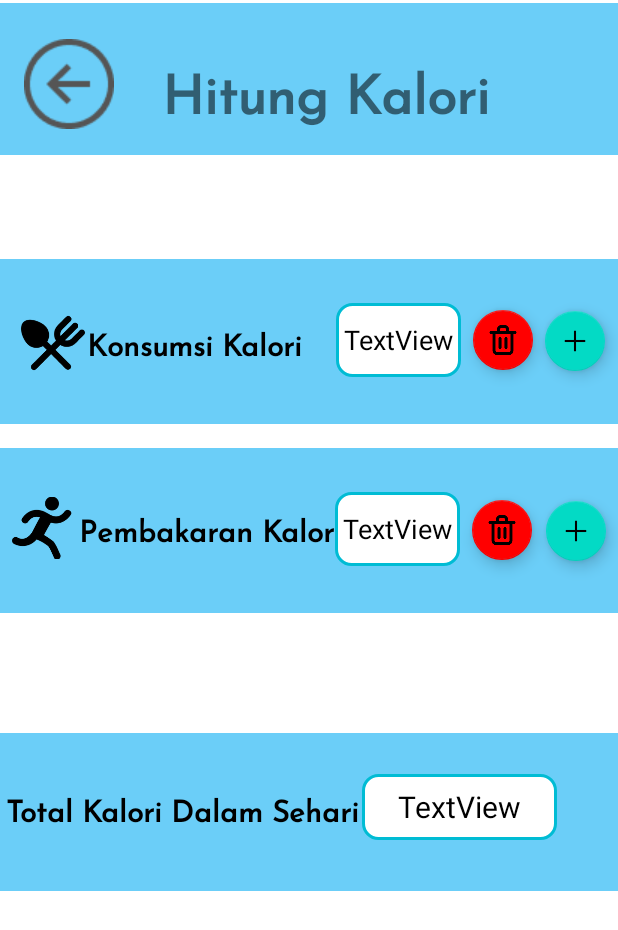
After one commit to AirelJA/CalorieTracker, an Android app: the layout layout_hitungcalori.xml on its own in the app's theme, with its tools: preview values and no code run, on a phone screen of 412 x 824 dp. The commit adds this screen. Shown: the top 930 px of the screen. Run offline under Robolectric (Android 15) with nearby library versions, the phone set to English and light mode, and no system bars.

Commit message:
add layout hitungCal dan rapikan constraint

```diff
--- a/app/src/main/java/com/example/calorietrackerbeta/bmiKalkulator.java
+++ b/app/src/main/java/com/example/calorietrackerbeta/bmiKalkulator.java
@@ -5,6 +5,7 @@ import android.os.Bundle;
 import android.view.View;
 import android.widget.Button;
 import android.widget.EditText;
+import android.widget.ImageButton;
 
 import androidx.appcompat.app.AppCompatActivity;
 
@@ -19,6 +20,7 @@ public class bmiKalkulator extends AppCompatActivity {
         EditText editTextWeight = findViewById(R.id.Weight);
         EditText editTextHeight = findViewById(R.id.Height);
         Button btnBMI = findViewById(R.id.btnHitung);
+        ImageButton btnBack = findViewById(R.id.backbtn);
 
         btnBMI.setOnClickListener(new View.OnClickListener() {
             @Override
@@ -32,5 +34,13 @@ public class bmiKalkulator extends AppCompatActivity {
                 startActivity(intent);
             }
         });
+
+        btnBack.setOnClickListener(new View.OnClickListener() {
+            @Override
+            public void onClick(View view) {
+                Intent intent = new Intent(bmiKalkulator.this, dashboardActivity.class);
+                startActivity(intent);
+            }
+        });
     }
 }
--- a/app/src/main/java/com/example/calorietrackerbeta/hasilBMI.java
+++ b/app/src/main/java/com/example/calorietrackerbeta/hasilBMI.java
@@ -3,6 +3,7 @@ package com.example.calorietrackerbeta;
 import android.content.Intent;
 import android.os.Bundle;
 import android.view.View;
+import android.widget.Button;
 import android.widget.ImageButton;
 import android.widget.TextView;
 
@@ -19,8 +20,17 @@ public class hasilBMI extends AppCompatActivity {
         TextView hasilStatus = findViewById(R.id.textResult);
         TextView hasilRekomen = findViewById(R.id.bmiHasilRec);
         ImageButton btnBack = findViewById(R.id.btnBackBMIHasil);
+        Button btnUlang = findViewById(R.id.btnHitungUlang);
 
         btnBack.setOnClickListener(new View.OnClickListener() {
+            @Override
+            public void onClick(View view) {
+                Intent intent = new Intent(hasilBMI.this, bmiKalkulator.class);
+                startActivity(intent);
+            }
+        });
+
+        btnUlang.setOnClickListener(new View.OnClickListener() {
             @Override
             public void onClick(View view) {
                 Intent intent = new Intent(hasilBMI.this, bmiKalkulator.class);
@@ -37,7 +47,7 @@ public class hasilBMI extends AppCompatActivity {
 
         if (bmi <= 18.4) {
             hasilStatus.setText("Underweight");
-            hasilStatus.setTextColor(getResources().getColor(R.color.yellow));
+            hasilStatus.setTextColor(getResources().getColor(R.color.cyan));
             TextRekomen = "Healthy tips to gain weight: Eat nutrient-dense foods, increase calorie intake, and include protein-rich meals in your diet.";
         } else if (bmi <= 25) {
             hasilStatus.setText("Normal");
--- a/app/src/main/java/com/example/calorietrackerbeta/hitungCal.java
+++ b/app/src/main/java/com/example/calorietrackerbeta/hitungCal.java
@@ -1,4 +1,30 @@
 package com.example.calorietrackerbeta;
 
-public class hitungCal {
+import android.annotation.SuppressLint;
+import android.content.Intent;
+import android.os.Bundle;
+import android.view.View;
+import android.widget.ImageButton;
+
+import androidx.appcompat.app.AppCompatActivity;
+
+import com.example.calorietrackerbeta.R.id;
+
+public class hitungCal extends AppCompatActivity {
+
+    @Override
+    protected void onCreate(Bundle savedInstanceState) {
+        super.onCreate(savedInstanceState);
+        setContentView(R.layout.layout_hitungcalori);
+
+        ImageButton btnBack = findViewById(R.id.btnBackHitungKal);
+
+        btnBack.setOnClickListener(new View.OnClickListener() {
+            @Override
+            public void onClick(View view) {
+                Intent intent = new Intent(hitungCal.this, dashboardActivity.class);
+                startActivity(intent);
+            }
+        });
+    }
 }
--- a/app/src/main/java/com/example/calorietrackerbeta/homeworkout.java
+++ b/app/src/main/java/com/example/calorietrackerbeta/homeworkout.java
@@ -20,7 +20,7 @@ public class homeworkout extends AppCompatActivity {
         super.onCreate(savedInstanceState);
         setContentView(R.layout.layout_homeworkout);
 
-        btnBack = findViewById(R.id.backBtnWorkout);
+        btnBack = findViewById(R.id.btnBackHitungKal);
         btnHWOBurpess = findViewById(R.id.btnHWBurpees);
         btnHWOMtclimb = findViewById(R.id.btnHWMtClimb);
         btnHWOPushup = findViewById(R.id.btnHWPushup);
--- a/app/src/main/java/com/example/calorietrackerbeta/workoutActivityBurpees.java
+++ b/app/src/main/java/com/example/calorietrackerbeta/workoutActivityBurpees.java
@@ -1,6 +1,9 @@
 package com.example.calorietrackerbeta;
 
+import android.content.Intent;
 import android.os.Bundle;
+import android.view.View;
+import android.widget.ImageButton;
 
 import androidx.appcompat.app.AppCompatActivity;
 
@@ -10,5 +13,15 @@ public class workoutActivityBurpees extends AppCompatActivity {
     protected void onCreate(Bundle savedInstanceState) {
         super.onCreate(savedInstanceState);
         setContentView(R.layout.layout_hoburpees);
+
+        ImageButton btnBack = findViewById(R.id.backBtnBurpees);
+
+        btnBack.setOnClickListener(new View.OnClickListener() {
+            @Override
+            public void onClick(View view) {
+                Intent intent = new Intent(workoutActivityBurpees.this, homeworkout.class);
+                startActivity(intent);
+            }
+        });
     }
 }
--- a/app/src/main/java/com/example/calorietrackerbeta/workoutActivityMTClimb.java
+++ b/app/src/main/java/com/example/calorietrackerbeta/workoutActivityMTClimb.java
@@ -1,6 +1,9 @@
 package com.example.calorietrackerbeta;
 
+import android.content.Intent;
 import android.os.Bundle;
+import android.view.View;
+import android.widget.ImageButton;
 
 import androidx.appcompat.app.AppCompatActivity;
 
@@ -10,5 +13,15 @@ public class workoutActivityMTClimb extends AppCompatActivity {
     protected void onCreate(Bundle savedInstanceState) {
         super.onCreate(savedInstanceState);
         setContentView(R.layout.layout_homtclimb);
+
+        ImageButton btnBack = findViewById(R.id.backBtnMtClimb);
+
+        btnBack.setOnClickListener(new View.OnClickListener() {
+            @Override
+            public void onClick(View view) {
+                Intent intent = new Intent(workoutActivityMTClimb.this, homeworkout.class);
+                startActivity(intent);
+            }
+        });
     }
 }
--- a/app/src/main/java/com/example/calorietrackerbeta/workoutActivityPushup.java
+++ b/app/src/main/java/com/example/calorietrackerbeta/workoutActivityPushup.java
@@ -1,6 +1,9 @@
 package com.example.calorietrackerbeta;
 
+import android.content.Intent;
 import android.os.Bundle;
+import android.view.View;
+import android.widget.ImageButton;
 
 import androidx.appcompat.app.AppCompatActivity;
 
@@ -10,5 +13,18 @@ public class workoutActivityPushup extends AppCompatActivity {
     protected void onCreate(Bundle savedInstanceState) {
         super.onCreate(savedInstanceState);
         setContentView(R.layout.layout_hopushup);
+
+        ImageButton btnBack = findViewById(R.id.backBtnPushup);
+
+        btnBack.setOnClickListener(new View.OnClickListener() {
+            @Override
+            public void onClick(View view) {
+                Intent intent = new Intent(workoutActivityPushup.this, homeworkout.class);
+                startActivity(intent);
+            }
+        });
+
     }
+
+
 }
--- a/app/src/main/java/com/example/calorietrackerbeta/workoutActivitySitup.java
+++ b/app/src/main/java/com/example/calorietrackerbeta/workoutActivitySitup.java
@@ -1,6 +1,10 @@
 package com.example.calorietrackerbeta;
 
+import android.content.Intent;
 import android.os.Bundle;
+import android.view.View;
+import android.widget.Button;
+import android.widget.ImageButton;
 
 import androidx.appcompat.app.AppCompatActivity;
 
@@ -10,5 +14,15 @@ public class workoutActivitySitup extends AppCompatActivity {
     protected void onCreate(Bundle savedInstanceState) {
         super.onCreate(savedInstanceState);
         setContentView(R.layout.layout_hositup);
+
+        ImageButton btnBack = findViewById(R.id.backBtnSitup);
+
+        btnBack.setOnClickListener(new View.OnClickListener() {
+            @Override
+            public void onClick(View view) {
+                Intent intent = new Intent(workoutActivitySitup.this, homeworkout.class);
+                startActivity(intent);
+            }
+        });
     }
 }
--- a/app/src/main/res/drawable/button.xml
+++ b/app/src/main/res/drawable/button.xml
@@ -4,7 +4,7 @@
 
     <!-- View background color -->
     <solid
-        android:color="#6BCEF8" >
+        android:color="@color/light_blue" >
     </solid>
 
     <!-- View border color and width -->
--- a/app/src/main/res/layout/layout_bmical_hasil.xml
+++ b/app/src/main/res/layout/layout_bmical_hasil.xml
@@ -99,7 +99,7 @@
         app:layout_constraintTop_toBottomOf="@+id/imageView7" />
 
     <Button
-        android:id="@+id/button6"
+        android:id="@+id/btnHitungUlang"
         android:layout_width="272dp"
         android:layout_height="71dp"
         android:layout_marginStart="69dp"
--- a/app/src/main/res/layout/layout_dashboard.xml
+++ b/app/src/main/res/layout/layout_dashboard.xml
@@ -16,10 +16,12 @@
         android:layout_width="358dp"
         android:layout_height="48dp"
         android:layout_marginStart="26dp"
+        android:layout_marginEnd="27dp"
         android:layout_marginBottom="19dp"
         android:background="@drawable/button"
         android:text="Hitung Kalori"
         app:layout_constraintBottom_toTopOf="@+id/buttonWorkoutMenuImg"
+        app:layout_constraintEnd_toEndOf="parent"
         app:layout_constraintStart_toStartOf="parent" />
 
     <ImageView
@@ -54,11 +56,13 @@
         android:id="@+id/buttonHWOMenu"
         android:layout_width="358dp"
         android:layout_height="48dp"
-        android:layout_marginStart="24dp"
+        android:layout_marginStart="26dp"
+        android:layout_marginEnd="27dp"
         android:layout_marginBottom="24dp"
         android:background="@drawable/button"
         android:text="Home Workout"
         app:layout_constraintBottom_toTopOf="@+id/buttonBMIMenuImg"
+        app:layout_constraintEnd_toEndOf="parent"
         app:layout_constraintStart_toStartOf="parent" />
 
     <androidx.constraintlayout.widget.Group
--- /dev/null
+++ b/app/src/main/res/layout/layout_hitungcalori.xml
@@ -0,0 +1,282 @@
+<?xml version="1.0" encoding="utf-8"?>
+<ScrollView xmlns:android="http://schemas.android.com/apk/res/android"
+    xmlns:app="http://schemas.android.com/apk/res-auto"
+    xmlns:tools="http://schemas.android.com/tools"
+    android:layout_width="match_parent"
+    android:layout_height="match_parent"
+    tools:layout_editor_absoluteX="1dp"
+    tools:layout_editor_absoluteY="106dp">
+
+    <androidx.constraintlayout.widget.ConstraintLayout
+
+        android:layout_width="match_parent"
+        android:layout_height="match_parent">
+
+        <ImageView
+            android:id="@+id/imageView25"
+            android:layout_width="450dp"
+            android:layout_height="105dp"
+            android:layout_marginTop="80dp"
+            app:layout_constraintEnd_toEndOf="parent"
+            app:layout_constraintHorizontal_bias="0.512"
+            app:layout_constraintStart_toStartOf="parent"
+            app:layout_constraintTop_toBottomOf="@+id/imageView15"
+            app:srcCompat="@drawable/rectangle6" />
+
+        <TextView
+            android:id="@+id/bmiHasilText7"
+            android:layout_width="130dp"
+            android:layout_height="44dp"
+            android:layout_marginStart="261dp"
+            android:layout_marginTop="27dp"
+            android:layout_marginEnd="60dp"
+            android:layout_marginBottom="34dp"
+            android:background="@drawable/border"
+            android:gravity="center"
+            android:text="TextView"
+            android:textAlignment="center"
+            android:textColor="#000000"
+            android:textSize="20sp"
+            app:layout_constraintBottom_toBottomOf="@+id/imageView25"
+            app:layout_constraintEnd_toEndOf="@+id/imageView25"
+            app:layout_constraintStart_toStartOf="@+id/imageView25"
+            app:layout_constraintTop_toTopOf="@+id/imageView25" />
+
+        <TextView
+            android:id="@+id/textView15"
+            android:layout_width="wrap_content"
+            android:layout_height="wrap_content"
+            android:layout_marginStart="39dp"
+            android:layout_marginTop="38dp"
+            android:layout_marginEnd="18dp"
+            android:layout_marginBottom="42dp"
+            android:fontFamily="@font/josefin_sans"
+            android:text="Total Kalori Dalam Sehari"
+            android:textColor="#000000"
+            android:textSize="20sp"
+            android:textStyle="bold"
+            app:layout_constraintBottom_toBottomOf="@+id/imageView25"
+            app:layout_constraintEnd_toStartOf="@+id/bmiHasilText7"
+            app:layout_constraintStart_toStartOf="@+id/imageView25"
+            app:layout_constraintTop_toTopOf="@+id/imageView25" />
+
+        <ImageView
+            android:id="@+id/imageView20"
+            android:layout_width="453dp"
+            android:layout_height="110dp"
+            android:layout_marginTop="67dp"
+            app:layout_constraintEnd_toEndOf="parent"
+            app:layout_constraintStart_toStartOf="parent"
+            app:layout_constraintTop_toBottomOf="@+id/imageView8"
+            app:srcCompat="@drawable/rectangle6" />
+
+        <com.google.android.material.floatingactionbutton.FloatingActionButton
+            android:id="@+id/addKalori"
+            android:layout_width="wrap_content"
+            android:layout_height="wrap_content"
+            android:layout_marginStart="380dp"
+            android:layout_marginTop="31dp"
+            android:layout_marginEnd="25dp"
+            android:layout_marginBottom="32dp"
+            android:clickable="true"
+            app:fabSize="mini"
+            app:layout_constraintBottom_toBottomOf="@+id/imageView20"
+            app:layout_constraintEnd_toEndOf="@+id/imageView20"
+            app:layout_constraintStart_toStartOf="@+id/imageView20"
+            app:layout_constraintTop_toTopOf="@+id/imageView20"
+            app:srcCompat="@drawable/addbtn" />
+
+        <com.google.android.material.floatingactionbutton.FloatingActionButton
+            android:id="@+id/deleteKalori"
+            android:layout_width="wrap_content"
+            android:layout_height="wrap_content"
+            android:layout_marginStart="332dp"
+            android:layout_marginTop="30dp"
+            android:layout_marginBottom="32dp"
+            android:clickable="true"
+            app:backgroundTint="#FF0000"
+            app:fabSize="mini"
+            app:layout_constraintBottom_toBottomOf="@+id/imageView20"
+            app:layout_constraintEnd_toStartOf="@+id/addKalori"
+            app:layout_constraintStart_toStartOf="@+id/imageView20"
+            app:layout_constraintTop_toTopOf="@+id/imageView20"
+            app:srcCompat="@drawable/trash" />
+
+        <ImageView
+            android:id="@+id/imageView21"
+            android:layout_width="44dp"
+            android:layout_height="44dp"
+            android:layout_marginStart="34dp"
+            android:layout_marginTop="34dp"
+            android:layout_marginBottom="32dp"
+            app:layout_constraintBottom_toBottomOf="@+id/imageView20"
+            app:layout_constraintStart_toStartOf="@+id/imageView20"
+            app:layout_constraintTop_toTopOf="@+id/imageView20"
+            app:srcCompat="@drawable/spoon" />
+
+        <TextView
+            android:id="@+id/bmiHasilText8"
+            android:layout_width="83dp"
+            android:layout_height="49dp"
+            android:layout_marginTop="29dp"
+            android:layout_marginEnd="4dp"
+            android:layout_marginBottom="32dp"
+            android:background="@drawable/border"
+            android:gravity="center"
+            android:text="TextView"
+            android:textAlignment="center"
+            android:textColor="#000000"
+            android:textSize="18sp"
+            app:layout_constraintBottom_toBottomOf="@+id/imageView20"
+            app:layout_constraintEnd_toStartOf="@+id/deleteKalori"
+            app:layout_constraintTop_toTopOf="@+id/imageView20" />
+
+        <TextView
+            android:id="@+id/textView10"
+            android:layout_width="wrap_content"
+            android:layout_height="wrap_content"
+            android:layout_marginStart="54dp"
+            android:layout_marginTop="44dp"
+            android:layout_marginEnd="32dp"
+            android:layout_marginBottom="42dp"
+            android:fontFamily="@font/josefin_sans"
+            android:text="Konsumsi Kalori"
+            android:textColor="#000000"
+            android:textSize="20sp"
+            android:textStyle="bold"
+            app:layout_constraintBottom_toBottomOf="@+id/imageView20"
+            app:layout_constraintEnd_toStartOf="@+id/bmiHasilText8"
+            app:layout_constraintStart_toStartOf="@+id/imageView21"
+            app:layout_constraintTop_toTopOf="@+id/imageView20" />
+
+        <ImageView
+            android:id="@+id/imageView8"
+            android:layout_width="wrap_content"
+            android:layout_height="wrap_content"
+            android:contentDescription="blok"
+            app:layout_constraintStart_toStartOf="parent"
+            app:layout_constraintTop_toTopOf="parent"
+            app:srcCompat="@drawable/rectangle6" />
+
+        <TextView
+            android:id="@+id/homeWorkout"
+            android:layout_width="wrap_content"
+            android:layout_height="wrap_content"
+            android:layout_marginStart="108dp"
+            android:layout_marginTop="36dp"
+            android:fontFamily="@font/josefin_sans"
+            android:text="Hitung Kalori"
+            android:textSize="36sp"
+            android:textStyle="bold"
+            app:layout_constraintStart_toStartOf="parent"
+            app:layout_constraintTop_toTopOf="parent" />
+
+        <ImageButton
+            android:id="@+id/btnBackHitungKal"
+            android:layout_width="wrap_content"
+            android:layout_height="wrap_content"
+            android:layout_marginStart="4dp"
+            android:layout_marginTop="16dp"
+            android:backgroundTint="#00FFFFFF"
+            android:contentDescription="backbtn"
+            app:layout_constraintStart_toStartOf="parent"
+            app:layout_constraintTop_toTopOf="parent"
+            app:srcCompat="@drawable/vectorbtn" />
+
+        <ImageView
+            android:id="@+id/imageView15"
+            android:layout_width="453dp"
+            android:layout_height="110dp"
+            android:layout_marginTop="16dp"
+            app:layout_constraintEnd_toEndOf="parent"
+            app:layout_constraintHorizontal_bias="0.512"
+            app:layout_constraintStart_toStartOf="parent"
+            app:layout_constraintTop_toBottomOf="@+id/imageView20"
+            app:srcCompat="@drawable/rectangle6" />
+
+        <com.google.android.material.floatingactionbutton.FloatingActionButton
+            android:id="@+id/deleteWorkout"
+            android:layout_width="wrap_content"
+            android:layout_height="wrap_content"
+            android:layout_marginStart="330dp"
+            android:layout_marginTop="28dp"
+            android:layout_marginEnd="73dp"
+            android:layout_marginBottom="29dp"
+            android:clickable="true"
+            app:backgroundTint="#FF0000"
+            app:fabSize="mini"
+            app:layout_constraintBottom_toBottomOf="@+id/imageView15"
+            app:layout_constraintEnd_toEndOf="@+id/imageView15"
+            app:layout_constraintStart_toStartOf="@+id/imageView15"
+            app:layout_constraintTop_toTopOf="@+id/imageView15"
+            app:srcCompat="@drawable/trash" />
+
+        <com.google.android.material.floatingactionbutton.FloatingActionButton
+            android:id="@+id/addWorkout"
+            android:layout_width="wrap_content"
+            android:layout_height="wrap_content"
+            android:layout_marginStart="49dp"
+            android:layout_marginTop="29dp"
+            android:layout_marginEnd="25dp"
+            android:layout_marginBottom="29dp"
+            android:clickable="true"
+            app:fabSize="mini"
+            app:layout_constraintBottom_toBottomOf="@+id/imageView15"
+            app:layout_constraintEnd_toEndOf="@+id/imageView15"
+            app:layout_constraintStart_toStartOf="@+id/deleteWorkout"
+            app:layout_constraintTop_toTopOf="@+id/imageView15"
+            app:srcCompat="@drawable/addbtn" />
+
+        <ImageView
+            android:id="@+id/imageView18"
+            android:layout_width="41dp"
+            android:layout_height="43dp"
+            android:layout_marginStart="35dp"
+            android:layout_marginTop="29dp"
+            android:layout_marginEnd="11dp"
+            android:layout_marginBottom="33dp"
+            app:layout_constraintBottom_toBottomOf="@+id/imageView15"
+            app:layout_constraintEnd_toStartOf="@+id/textView7"
+            app:layout_constraintStart_toStartOf="@+id/imageView15"
+            app:layout_constraintTop_toTopOf="@+id/imageView15"
+            app:srcCompat="@drawable/excercise" />
+
+        <TextView
+            android:id="@+id/textView7"
+            android:layout_width="wrap_content"
+            android:layout_height="wrap_content"
+            android:layout_marginStart="86dp"
+            android:layout_marginTop="39dp"
+            android:layout_marginEnd="7dp"
+            android:layout_marginBottom="41dp"
+            android:fontFamily="@font/josefin_sans"
+            android:text="Pembakaran Kalori"
+            android:textColor="#000000"
+            android:textSize="20sp"
+            android:textStyle="bold"
+            app:layout_constraintBottom_toBottomOf="@+id/imageView15"
+            app:layout_constraintEnd_toStartOf="@+id/bmiHasilText2"
+            app:layout_constraintStart_toStartOf="@+id/imageView15"
+            app:layout_constraintTop_toTopOf="@+id/imageView15" />
+
+        <TextView
+            android:id="@+id/bmiHasilText2"
+            android:layout_width="83dp"
+            android:layout_height="49dp"
+            android:layout_marginTop="27dp"
+            android:layout_marginEnd="4dp"
+            android:layout_marginBottom="29dp"
+            android:background="@drawable/border"
+            android:gravity="center"
+            android:text="TextView"
+            android:textAlignment="center"
+            android:textColor="#000000"
+            android:textSize="18sp"
+            app:layout_constraintBottom_toBottomOf="@+id/imageView15"
+            app:layout_constraintEnd_toStartOf="@+id/deleteWorkout"
+            app:layout_constraintTop_toTopOf="@+id/imageView15" />
+
+    </androidx.constraintlayout.widget.ConstraintLayout>
+
+
+</ScrollView>
--- a/app/src/main/res/layout/layout_homeworkout.xml
+++ b/app/src/main/res/layout/layout_homeworkout.xml
@@ -36,7 +36,7 @@
             app:layout_constraintTop_toTopOf="parent" />
 
         <ImageButton
-            android:id="@+id/backBtnWorkout"
+            android:id="@+id/btnBackHitungKal"
             android:layout_width="wrap_content"
             android:layout_height="wrap_content"
             android:layout_marginStart="4dp"
--- a/app/src/main/res/layout/layout_welcomepage.xml
+++ b/app/src/main/res/layout/layout_welcomepage.xml
@@ -25,8 +25,10 @@
         android:layout_width="wrap_content"
         android:layout_height="wrap_content"
         android:layout_marginStart="36dp"
+        android:layout_marginEnd="36dp"
         android:text="Learn how to do home workout without any equipment"
         app:layout_constraintBottom_toTopOf="@+id/textView5"
+        app:layout_constraintEnd_toEndOf="parent"
         app:layout_constraintStart_toStartOf="parent" />
 
     <TextView
@@ -34,9 +36,11 @@
         android:layout_width="wrap_content"
         android:layout_height="wrap_content"
         android:layout_marginStart="136dp"
+        android:layout_marginEnd="137dp"
         android:layout_marginBottom="37dp"
         android:text="start a healthy lifestye"
         app:layout_constraintBottom_toTopOf="@+id/imageView5"
+        app:layout_constraintEnd_toEndOf="parent"
         app:layout_constraintStart_toStartOf="parent" />
 
     <TextView
@@ -44,8 +48,10 @@
         android:layout_width="wrap_content"
         android:layout_height="wrap_content"
         android:layout_marginStart="55dp"
+        android:layout_marginEnd="56dp"
         android:text="Track your calorie consumption and calorie burn"
         app:layout_constraintBottom_toTopOf="@+id/textView4"
+        app:layout_constraintEnd_toEndOf="parent"
         app:layout_constraintStart_toStartOf="parent" />
 
     <ImageView
@@ -53,9 +59,11 @@
         android:layout_width="wrap_content"
         android:layout_height="wrap_content"
         android:layout_marginStart="2dp"
+        android:layout_marginEnd="2dp"
         android:layout_marginBottom="35dp"
         android:src="@drawable/fitness"
         app:layout_constraintBottom_toTopOf="@+id/getStarted"
+        app:layout_constraintEnd_toEndOf="parent"
         app:layout_constraintStart_toStartOf="parent" />
 
     <Button
@@ -63,10 +71,12 @@
         android:layout_width="168dp"
         android:layout_height="53dp"
         android:layout_marginStart="121dp"
+        android:layout_marginEnd="122dp"
         android:layout_marginBottom="27dp"
         android:background="@drawable/button"
         android:text="Get Started"
         app:layout_constraintBottom_toBottomOf="parent"
+        app:layout_constraintEnd_toEndOf="parent"
         app:layout_constraintStart_toStartOf="parent" />
 
 </androidx.constraintlayout.widget.ConstraintLayout>
--- a/app/src/main/res/values/colors.xml
+++ b/app/src/main/res/values/colors.xml
@@ -10,4 +10,6 @@
     <color name="red">#FF0000</color>
     <color name="yellow">#FFE500</color>
     <color name="green">#00FF0A</color>
+    <color name="light_blue">#6BCEF8</color>
+    <color name="cyan">#00FFEA</color>
 </resources>
```
Also changed, not shown: app/src/main/AndroidManifest.xml (+10 -0 lines), app/src/main/res/drawable/addbtn.png (added), app/src/main/res/drawable/excercise.png (added), app/src/main/res/drawable/spoon.png (added), app/src/main/res/drawable/trash.png (added).
